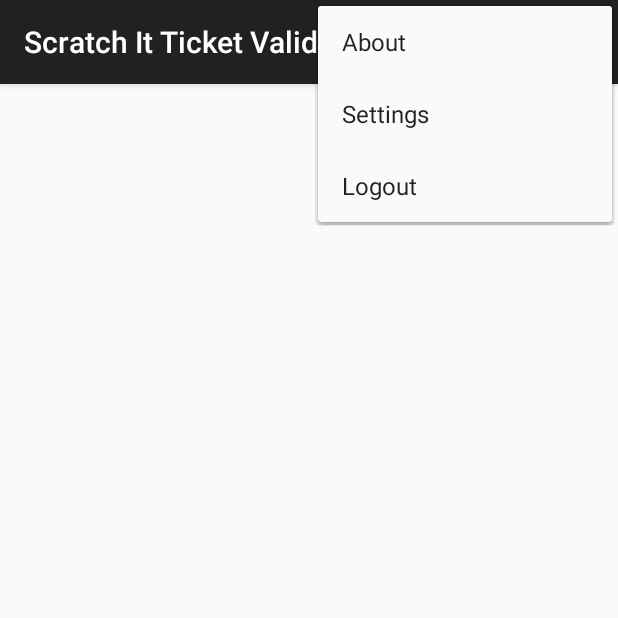
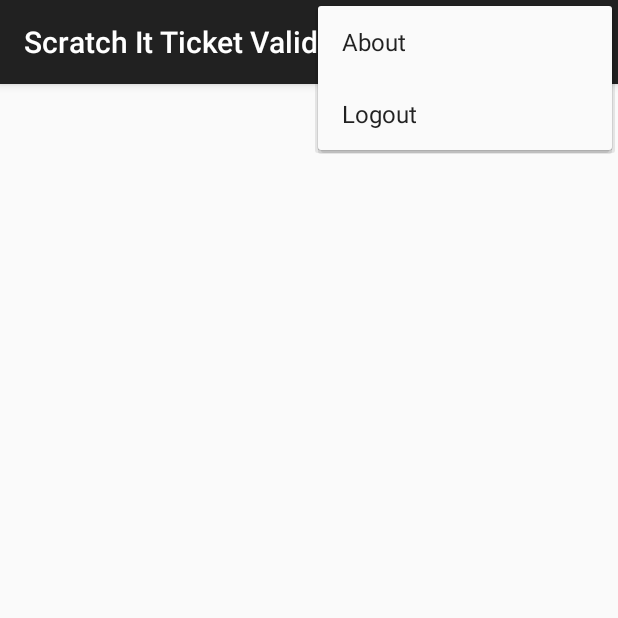
Before and after one commit to jofogo/ScratchItTicketValidation2, an Android app: the ValidationActivity screen opened directly, with no data from a screen before it, with the options menu open, on a phone screen of 412 x 824 dp, the top half of it. Run offline under Robolectric (Android 15) with nearby library versions, the phone set to English and light mode, and no system bars.

Commit message:
Fixed HEAD issue

```diff
--- a/app/src/main/java/com/combiz/sitv/scratchitticketvalidation2/ValidationActivity.java
+++ b/app/src/main/java/com/combiz/sitv/scratchitticketvalidation2/ValidationActivity.java
@@ -56,9 +56,6 @@ public class ValidationActivity extends AppCompatActivity {
             case R.id.menu_logout:
                 Toast.makeText(this, "Logout", Toast.LENGTH_SHORT).show();
                 break;
-            case R.id.menu_settings:
-                Toast.makeText(this, "Settings", Toast.LENGTH_SHORT).show();
-                break;
             default:
                 break;
         }
--- a/app/src/main/res/menu/menu_loggedin.xml
+++ b/app/src/main/res/menu/menu_loggedin.xml
@@ -7,11 +7,6 @@
         android:icon="@drawable/ico_about"
         app:showAsAction="never" />
     <item
-        android:id="@+id/menu_settings"
-        android:title="@string/cd_icoSettings"
-        android:icon="@drawable/ico_settings"
-        app:showAsAction="never" />
-    <item
         android:id="@+id/menu_logout"
         android:title="@string/cd_icoLogout"
         android:icon="@drawable/ico_logout"
```
